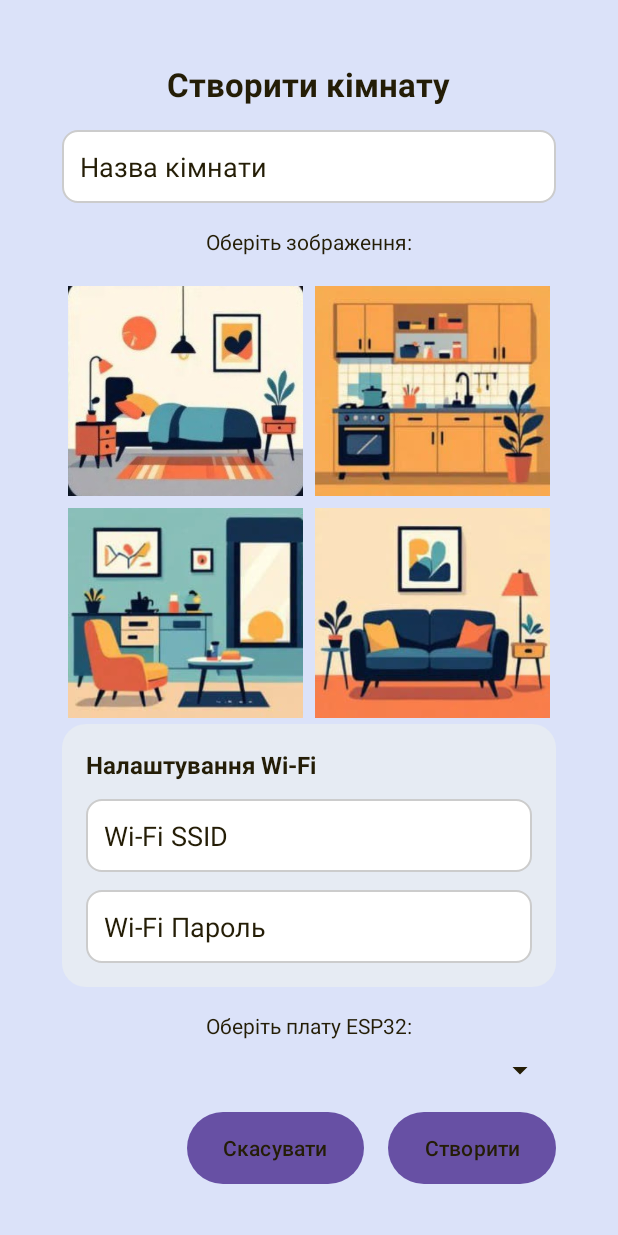
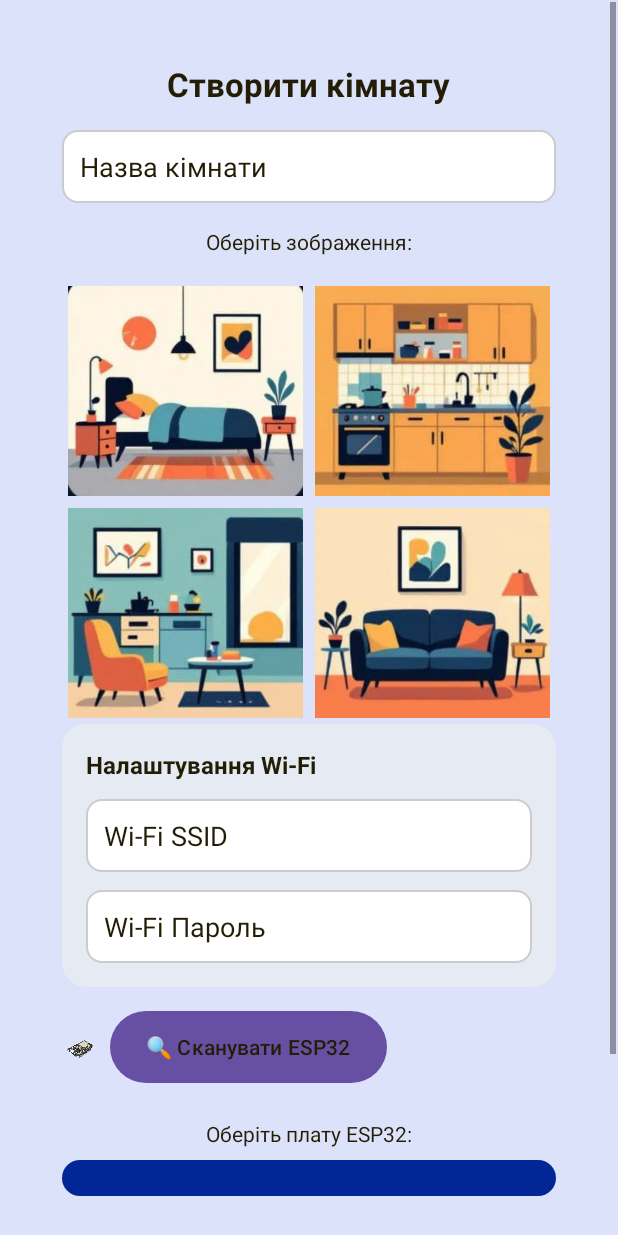
Before and after one commit to MishaPower228/SenseData, an Android app: the layout dialog_create_room.xml on its own in the app's theme, with its tools: preview values and no code run, on a phone screen of 412 x 824 dp. Run offline under Robolectric (Android 15) with nearby library versions, the phone set to English and light mode, and no system bars.

Commit message:
перемога

```diff
--- a/app/src/main/java/com/example/sensedata/model/RoomRequest.java
+++ b/app/src/main/java/com/example/sensedata/model/RoomRequest.java
@@ -3,10 +3,11 @@ package com.example.sensedata.model;
 public class RoomRequest {
     private String name;
     private String imageName;
-
+    private String username; // ДОДАЙ
     public RoomRequest(String name, String imageName) {
         this.name = name;
         this.imageName = imageName;
+        this.username = username;
     }
 
     // гетери й сетери (можна згенерувати автоматично)
--- a/app/src/main/res/layout/dialog_create_room.xml
+++ b/app/src/main/res/layout/dialog_create_room.xml
@@ -1,9 +1,9 @@
 <?xml version="1.0" encoding="utf-8"?>
 <ScrollView xmlns:android="http://schemas.android.com/apk/res/android"
+    xmlns:app="http://schemas.android.com/apk/res-auto"
     android:layout_width="match_parent"
     android:layout_height="wrap_content"
     android:background="@color/background_color"
-    xmlns:app="http://schemas.android.com/apk/res-auto"
     android:padding="1dp">
 
     <LinearLayout
@@ -16,7 +16,6 @@
         android:elevation="6dp"
         android:gravity="center">
 
-        <!-- Заголовок -->
         <TextView
             android:id="@+id/titleText"
             android:layout_width="wrap_content"
@@ -27,20 +26,18 @@
             android:textColor="@color/weather_card_text"
             android:layout_marginBottom="16dp" />
 
-        <!-- Назва кімнати -->
         <EditText
             android:id="@+id/editRoomName"
             android:layout_width="match_parent"
             android:layout_height="wrap_content"
             android:hint="Назва кімнати"
             android:textColorHint="@color/weather_card_text"
+            android:textColor="@color/weather_card_text"
             android:inputType="textCapWords"
-            android:textColor="@color/weather_card_text"
             android:background="@drawable/bg_edittext"
             android:padding="12dp"
             android:layout_marginBottom="16dp" />
 
-        <!-- Підпис до вибору зображення -->
         <TextView
             android:layout_width="wrap_content"
             android:layout_height="wrap_content"
@@ -49,8 +46,6 @@
             android:layout_marginBottom="8dp" />
 
         <!-- Сітка зображень -->
-
-        <!-- Wi-Fi блок -->
         <GridLayout
             android:id="@+id/imageSelectionGrid"
             android:layout_width="match_parent"
@@ -62,6 +57,7 @@
             android:useDefaultMargins="true"
             android:gravity="center_horizontal">
 
+            <!-- Зображення 1 -->
             <FrameLayout
                 android:id="@+id/container1"
                 android:layout_width="0dp"
@@ -71,7 +67,6 @@
                 android:layout_column="0"
                 android:layout_gravity="fill"
                 android:background="@drawable/bg_image_selector">
-
                 <ImageView
                     android:id="@+id/img1"
                     android:layout_width="match_parent"
@@ -82,6 +77,7 @@
                     android:tag="livingroom" />
             </FrameLayout>
 
+            <!-- Зображення 2 -->
             <FrameLayout
                 android:id="@+id/container2"
                 android:layout_width="0dp"
@@ -91,7 +87,6 @@
                 android:layout_column="1"
                 android:layout_gravity="fill"
                 android:background="@drawable/bg_image_selector">
-
                 <ImageView
                     android:id="@+id/img2"
                     android:layout_width="match_parent"
@@ -102,6 +97,7 @@
                     android:tag="kitchen" />
             </FrameLayout>
 
+            <!-- Зображення 3 -->
             <FrameLayout
                 android:id="@+id/container3"
                 android:layout_width="0dp"
@@ -111,7 +107,6 @@
                 android:layout_column="0"
                 android:layout_gravity="fill"
                 android:background="@drawable/bg_image_selector">
-
                 <ImageView
                     android:id="@+id/img3"
                     android:layout_width="match_parent"
@@ -122,6 +117,7 @@
                     android:tag="living_room" />
             </FrameLayout>
 
+            <!-- Зображення 4 -->
             <FrameLayout
                 android:id="@+id/container4"
                 android:layout_width="0dp"
@@ -131,7 +127,6 @@
                 android:layout_column="1"
                 android:layout_gravity="fill"
                 android:background="@drawable/bg_image_selector">
-
                 <ImageView
                     android:id="@+id/img4"
                     android:layout_width="match_parent"
@@ -141,10 +136,9 @@
                     android:contentDescription="living_room_2"
                     android:tag="living_room_2" />
             </FrameLayout>
-
         </GridLayout>
 
-
+        <!-- Блок Wi-Fi -->
         <LinearLayout
             android:layout_width="match_parent"
             android:layout_height="wrap_content"
@@ -161,7 +155,6 @@
                 android:textStyle="bold"
                 android:layout_marginBottom="12dp" />
 
-            <!-- SSID -->
             <EditText
                 android:id="@+id/editSsid"
                 android:layout_width="match_parent"
@@ -174,7 +167,6 @@
                 android:padding="12dp"
                 android:layout_marginBottom="12dp" />
 
-            <!-- Пароль -->
             <EditText
                 android:id="@+id/editPassword"
                 android:layout_width="match_parent"
@@ -186,6 +178,40 @@
                 android:background="@drawable/bg_edittext"
                 android:padding="12dp" />
         </LinearLayout>
+
+        <LinearLayout
+            android:layout_width="match_parent"
+            android:layout_height="wrap_content"
+            android:orientation="horizontal"
+            android:gravity="center_vertical"
+            android:layout_marginTop="16dp"
+            android:layout_marginBottom="8dp">
+
+            <ImageView
+                android:layout_width="24dp"
+                android:layout_height="24dp"
+                android:src="@drawable/esp32_icon"
+                android:layout_marginEnd="8dp"
+                android:contentDescription="ESP32" />
+
+            <!-- ✅ FIXED: був TextView, тепер Button -->
+            <Button
+                android:id="@+id/btnScanBle"
+                android:layout_width="wrap_content"
+                android:layout_height="wrap_content"
+                android:text="🔍 Сканувати ESP32"
+                android:textColor="@color/weather_card_text"
+                android:background="@drawable/bg_chip_rounded" />
+
+            <ProgressBar
+                android:id="@+id/progressScan"
+                style="?android:attr/progressBarStyleSmall"
+                android:layout_width="wrap_content"
+                android:layout_height="wrap_content"
+                android:layout_marginStart="12dp"
+                android:visibility="gone" />
+        </LinearLayout>
+
         <TextView
             android:layout_width="wrap_content"
             android:layout_height="wrap_content"
@@ -198,8 +224,23 @@
             android:id="@+id/spinnerDevices"
             android:layout_width="match_parent"
             android:layout_height="wrap_content"
-            android:backgroundTint="@color/weather_card_text"
-            android:spinnerMode="dropdown"/>
+            android:background="@drawable/bg_chip_rounded"
+            android:popupBackground="@color/background_color"
+            android:padding="12dp"
+            android:textAlignment="center"
+            android:spinnerMode="dropdown" />
+
+        <com.google.android.material.checkbox.MaterialCheckBox
+            android:id="@+id/checkboxReset"
+            android:layout_width="match_parent"
+            android:layout_height="wrap_content"
+            android:text="Скинути пристрій перед збереженням"
+            android:textSize="16sp"
+            android:textColor="@color/weather_card_text"
+            android:buttonTint="@color/weather_card_text"
+            android:layout_marginTop="16dp"
+            android:layout_marginBottom="8dp"/>
+
         <LinearLayout
             android:id="@+id/dialogButtonsLayout"
             android:layout_width="match_parent"
```
Also changed, not shown: app/src/main/java/com/example/sensedata/BleManager.java (+65 -13 lines), app/src/main/java/com/example/sensedata/MainActivity.java (+64 -121 lines), app/src/main/res/drawable/esp32_icon.png (added).
